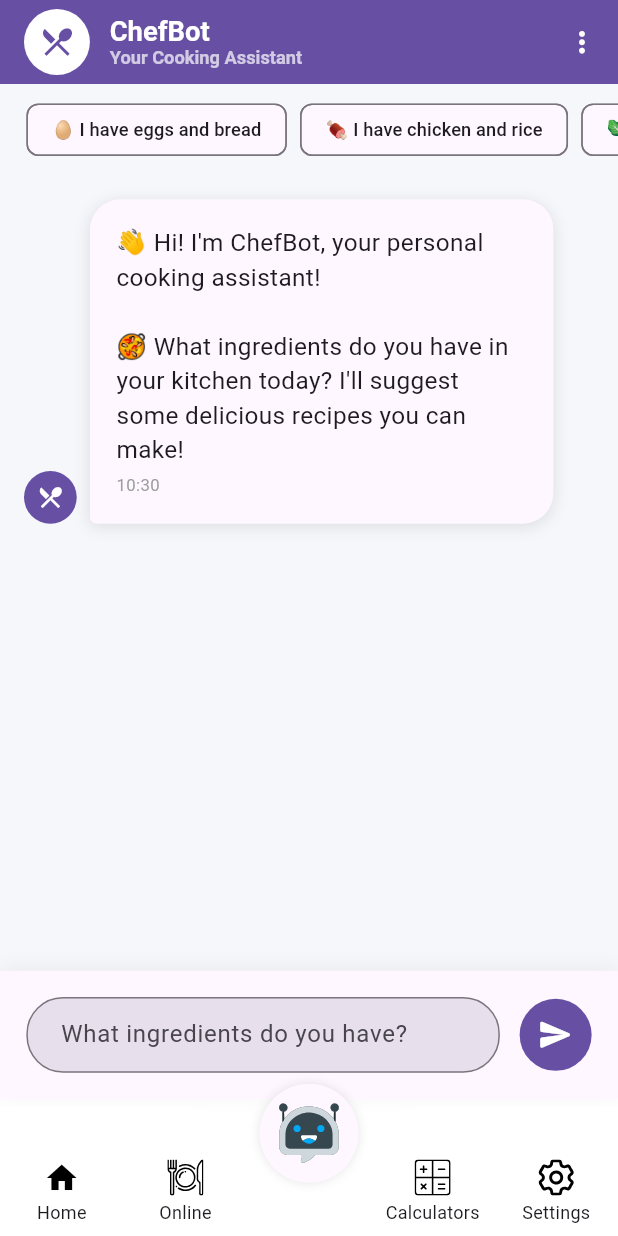
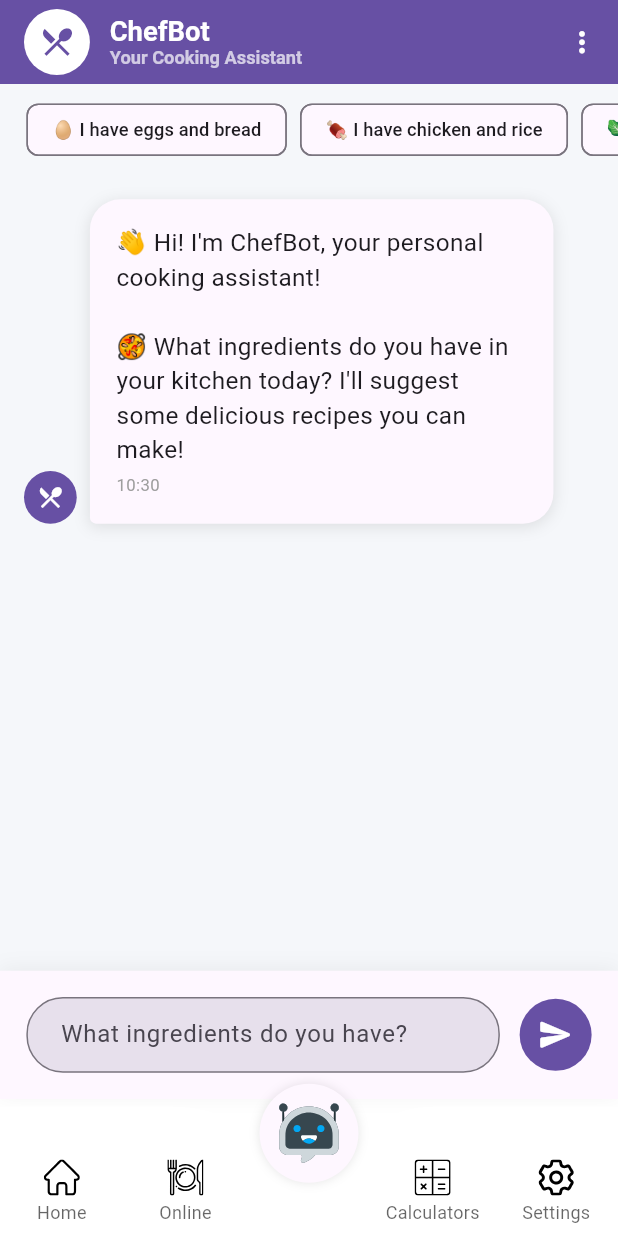
Before and after one commit to ahmedemad1542/Meal_Mate-App, a Flutter app: the BaseScreen screen opened by its route, after a tap on an icon or button, on a phone screen of 412 x 824 dp. Run offline on Flutter 3.47's test engine with Material 3 defaults, Android fonts, the light colour scheme and no system bars; our stand-ins replace dartz, dio, dots_indicator, easy_localization, equatable, flutter_bloc and 9 more; missing offline and left inert: flutter_ruler_picker; accounts and stored records are empty; network calls fail.

Commit message:
fix label colors

```diff
--- a/lib/core/theming/app_assets.dart
+++ b/lib/core/theming/app_assets.dart
@@ -24,4 +24,5 @@ class AppAssets {
   static const String calculator = '${iconPath}keys.svg';
   static const String settings = '${iconPath}setting.svg';
   static const String discover = '${iconPath}restaurant.svg';
+  static const String homeicon = '${iconPath}home.svg';
 }
--- a/lib/core/widgets/meal_card/view/meal_card.dart
+++ b/lib/core/widgets/meal_card/view/meal_card.dart
@@ -22,7 +22,7 @@ class MealCard extends StatelessWidget {
   Widget build(BuildContext context) {
     final mealsBox = Hive.box<MealModel>('meals');
     final colors = Theme.of(context).colorScheme;
-    final custom = colors; // CustomColors extension على ColorScheme
+    final custom = colors;
     final actualMealKey =
         mealKey ??
         mealsBox.keys.firstWhere(
--- a/lib/features/chat_bot/view/widgets/chat_app_bar.dart
+++ b/lib/features/chat_bot/view/widgets/chat_app_bar.dart
@@ -15,20 +15,20 @@ class ChatAppBar extends StatelessWidget implements PreferredSizeWidget {
 
     return AppBar(
       elevation: 0,
-      backgroundColor: colors.primary, // بدل AppColors.orange
-      foregroundColor: colors.onPrimary, // النصوص والـ icons فوق الـ primary
+      backgroundColor: colors.primary,
+      foregroundColor: colors.onPrimary,
       title: Row(
         children: [
           Container(
             width: 40.w,
             height: 40.w,
             decoration: BoxDecoration(
-              color: colors.onPrimary, // أبيض في light / غامق في dark
+              color: colors.onPrimary,
               shape: BoxShape.circle,
             ),
             child: Icon(
               Icons.restaurant_menu,
-              color: colors.primary, // نفس الـ primary color
+              color: colors.primary,
               size: 24.sp,
             ),
           ),
@@ -41,7 +41,7 @@ class ChatAppBar extends StatelessWidget implements PreferredSizeWidget {
                 style: TextStyle(
                   fontSize: 18.sp,
                   fontWeight: FontWeight.bold,
-                  color: colors.onPrimary, // عشان يبان فوق الـ primary
+                  color: colors.onPrimary,
                 ),
               ),
               Text(
--- a/lib/features/home_screen/base_screen.dart
+++ b/lib/features/home_screen/base_screen.dart
@@ -22,7 +22,7 @@ class BaseScreen extends StatefulWidget {
 class _BaseScreenState extends State<BaseScreen> {
   int _currentIndex = 0;
 
-  /// 🔹 Helper Method
+  // Helper Method
   Widget _buildSvgIcon(String asset, int iconIndex) {
     return SvgPicture.asset(
       asset,
@@ -35,11 +35,9 @@ class _BaseScreenState extends State<BaseScreen> {
   List<BottomNavItems> get _items => [
         BottomNavItems(
           page: const HomeScreen(),
-          iconWidget: Icon(
-            Icons.home,
-            color: _currentIndex == 0 ? AppColors.orange : AppColors.black,
-          ),
+          iconWidget:  _buildSvgIcon(AppAssets.homeicon, 0),
           label: 'Home',
+
         ),
         BottomNavItems(
           page: AreasScreen(),
--- a/lib/features/home_screen/widgets/custom_nav_bar.dart
+++ b/lib/features/home_screen/widgets/custom_nav_bar.dart
@@ -65,11 +65,14 @@ class CustomBottomNavBar extends StatelessWidget {
                   if (index == 2) return;
                   onTabSelected(index);
                 },
-                items: items.asMap().entries.map((entry) {
+                items:
+                    items.asMap().entries.map((entry) {
                       int idx = entry.key;
                       BottomNavItems item = entry.value;
                       Color iconColor =
-                      (idx == currentIndex) ? colors.primary : colors.onSurface;
+                          (idx == currentIndex)
+                              ? colors.primary
+                              : colors.onSurface;
 
                       if (item.iconWidget == null) {
                         return const BottomNavigationBarItem(
@@ -89,12 +92,16 @@ class CustomBottomNavBar extends StatelessWidget {
                         label: item.label,
                       );
                     }).toList(),
-                selectedItemColor: colors.primary,
-                unselectedItemColor: colors.onSurface,
+                type: BottomNavigationBarType.fixed,
                 showUnselectedLabels: true,
-                selectedLabelStyle: TextStyle(color: colors.primary),
-                unselectedLabelStyle: TextStyle(color: colors.onSurfaceVariant),
-                type: BottomNavigationBarType.fixed,
+                selectedItemColor: Colors.black,
+                unselectedItemColor: Colors.black.withOpacity(0.6),
+                selectedLabelStyle: const TextStyle(
+                  fontWeight: FontWeight.bold,
+                ),
+                unselectedLabelStyle: const TextStyle(
+                  fontWeight: FontWeight.normal,
+                ),
               ),
             ),
           ),
```
Also changed, not shown: assets/icons/home.svg (added). Lines whose indentation alone changed are shown as unchanged.
